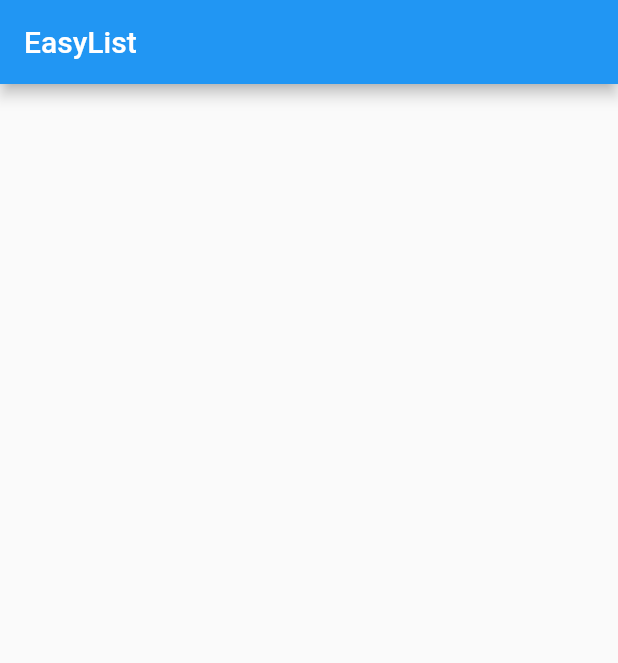
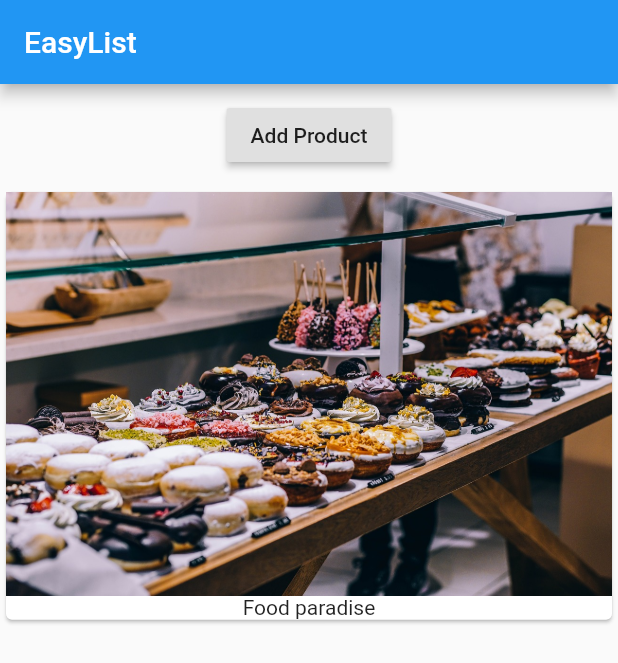
Before and after one commit to Akash4097/InventoryManagementApp, a Flutter app: the screen it shows after launch, on a phone screen of 412 x 824 dp. Shown: the top 663 px of the screen. Run offline on Flutter 3.47's test engine with Material 2 defaults, Android fonts, the phone set to English and light mode, and no system bars.

Commit message:
add images widget and card

```diff
--- a/lib/main.dart
+++ b/lib/main.dart
@@ -2,27 +2,49 @@ import 'package:flutter/material.dart';
 import 'package:flutter/cupertino.dart';
 import 'dart:io' show Platform;
 
-main() {
+void main() {
   if (Platform.isIOS) {
-    runApp(myIosApp());
+    runApp(MyIosApp());
   } else {
-    runApp(myApp());
+    runApp(MyApp());
   }
 }
 
-class myApp extends StatelessWidget {
-  build(context) {
+class MyApp extends StatelessWidget {
+  @override
+  Widget build(context) {
     return MaterialApp(
       home: Scaffold(
         appBar: AppBar(
           title: Text("EasyList"),
+        ),
+        body: Column(
+          children: <Widget>[
+            Container(
+              margin: EdgeInsets.all(10.0),
+              child: RaisedButton(
+                child: Text("Add Product"),
+                onPressed: () {},
+              ),
+            ),
+            Card(
+              child: Column(
+                children: <Widget>[
+                  Image(
+                    image: AssetImage('assets/food.jpg'),
+                  ),
+                  Text("Food paradise")
+                ],
+              ),
+            )
+          ],
         ),
       ),
     );
   }
 }
 
-class myIosApp extends StatelessWidget {
+class MyIosApp extends StatelessWidget {
   build(context) {
     return CupertinoApp(
       home: CupertinoPageScaffold(
--- a/pubspec.yaml
+++ b/pubspec.yaml
@@ -37,8 +37,8 @@ flutter:
   uses-material-design: true
 
   # To add assets to your application, add an assets section, like this:
-  # assets:
-  #  - images/a_dot_burr.jpeg
+  assets:
+    - assets/food.jpg
   #  - images/a_dot_ham.jpeg
 
   # An image asset can refer to one or more resolution-specific "variants", see
```
Also changed, not shown: assets/food.jpg (added).
